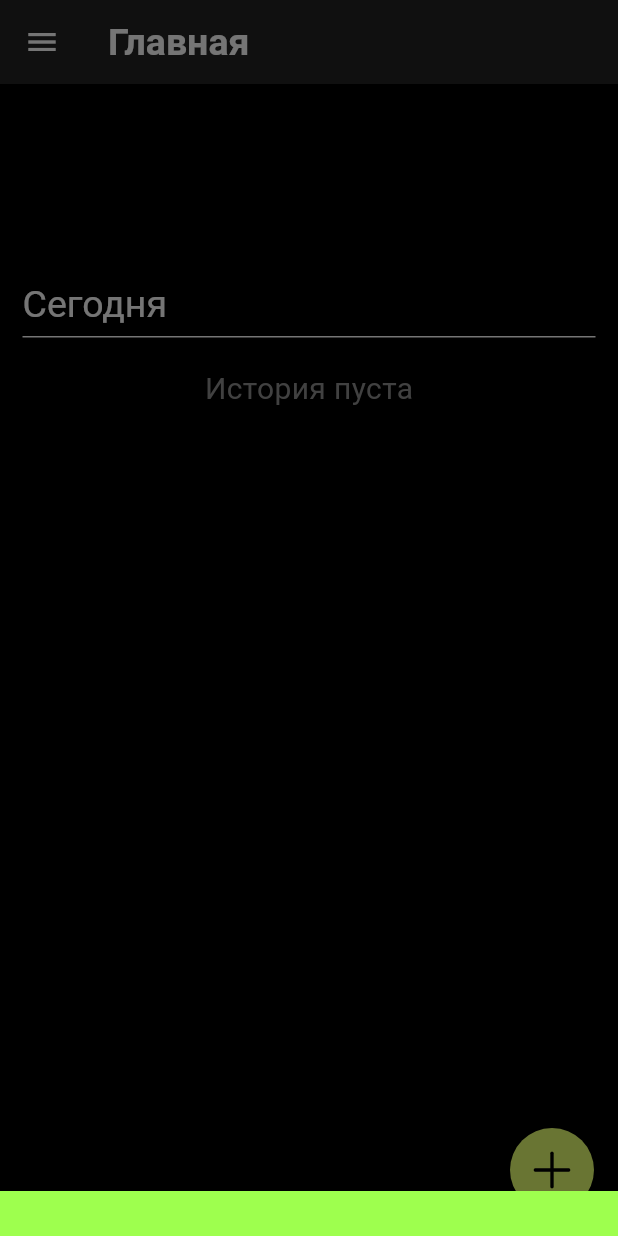
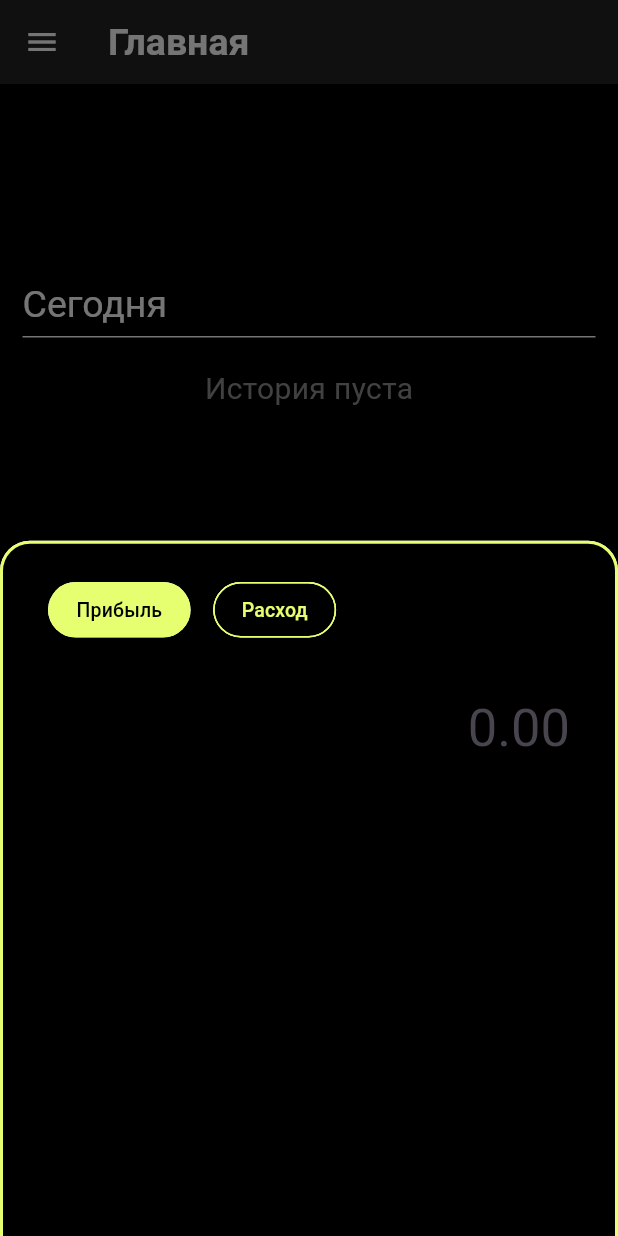
Before and after one commit to sadovnic13/bigi_2.0, a Flutter app: the screen it shows after launch, after a tap on an icon or button, on a phone screen of 412 x 824 dp. Run offline on Flutter 3.47's test engine with Material 3 defaults, Android fonts, the phone set to English and light mode, and no system bars; our stand-ins replace equatable, flutter_bloc, flutter_svg, supabase_flutter; accounts and stored records are empty; Roboto replaces fonts that are missing (Montserrat); project files that could hold a hidden picture were left out.

Commit message:
rebuild screen transitions and addition of the bottomSheet has begun

```diff
--- a/lib/features/bill_page/view/bill_page_screen.dart
+++ b/lib/features/bill_page/view/bill_page_screen.dart
@@ -46,7 +46,7 @@ class _BillPageScreenState extends State<BillPageScreen> {
       floatingActionButton: BlocBuilder<BillpageBloc, BillpageState>(
         bloc: _billpageBloc,
         builder: (context, state) {
-          return state is BillpageLoaded ? AddButton() : SizedBox();
+          return state is BillpageLoaded ? const AddButton() : const SizedBox();
         },
       ),
       body: BlocBuilder<BillpageBloc, BillpageState>(
--- a/lib/features/history_page/view/history_page_screen.dart
+++ b/lib/features/history_page/view/history_page_screen.dart
@@ -70,7 +70,7 @@ class _HistoryPageScreenState extends State<HistoryPageScreen> {
                         scrollDirection: Axis.horizontal,
                         children: state.billsList.map((MoneyBill item) {
                           return Padding(
-                            padding: const EdgeInsets.symmetric(horizontal: 5),
+                            padding: const EdgeInsets.symmetric(horizontal: 7.5),
                             child: BillChip(
                               selectedItems: selectedItems,
                               item: item,
--- a/lib/features/history_page/widgets/bill_chip.dart
+++ b/lib/features/history_page/widgets/bill_chip.dart
@@ -1,3 +1,4 @@
+// ignore_for_file: public_member_api_docs, sort_constructors_first
 import 'package:flutter/material.dart';
 
 import '../../../design/design.dart';
@@ -9,11 +10,11 @@ class BillChip extends StatefulWidget {
   final MoneyBill item;
   final FilterBloc filterBloc;
   const BillChip({
-    super.key,
+    Key? key,
     required this.selectedItems,
     required this.item,
     required this.filterBloc,
-  });
+  }) : super(key: key);
 
   @override
   State<BillChip> createState() => _BillChipState();
--- a/lib/features/home_page/bloc/homepage_block.dart
+++ b/lib/features/home_page/bloc/homepage_block.dart
@@ -1,7 +1,7 @@
-import 'package:bigi/repositories/models/models.dart';
 import 'package:equatable/equatable.dart';
 import 'package:flutter_bloc/flutter_bloc.dart';
 
+import '../../../repositories/models/models.dart';
 import '../../../repositories/requests/requests.dart';
 
 part 'homepage_event.dart';
--- a/lib/features/home_page/view/homepage_screen.dart
+++ b/lib/features/home_page/view/homepage_screen.dart
@@ -36,7 +36,7 @@ class _HomePageScreenState extends State<HomePageScreen> {
       floatingActionButton: BlocBuilder<HomepageBloc, HomepageState>(
         bloc: _homepageBloc,
         builder: (context, state) {
-          return state is HomepageLoaded ? AddButton() : SizedBox();
+          return state is HomepageLoaded ? const AddButton() : const SizedBox();
         },
       ),
       body: BlocBuilder<HomepageBloc, HomepageState>(
--- a/lib/features/widgets_common/bottom_sheet/addition_button.dart
+++ b/lib/features/widgets_common/bottom_sheet/addition_button.dart
@@ -15,9 +15,12 @@ class AddButton extends StatelessWidget {
       backgroundColor: floatingColor,
       onPressed: () {
         showModalBottomSheet(
+            shape: const RoundedRectangleBorder(
+              borderRadius: BorderRadius.vertical(top: Radius.circular(20)),
+            ),
             context: context,
             builder: (context) {
-              return AdditionForm();
+              return const AdditionForm();
             });
       },
       child: SizedBox(
--- a/lib/features/widgets_common/bottom_sheet/addition_form.dart
+++ b/lib/features/widgets_common/bottom_sheet/addition_form.dart
@@ -1,4 +1,6 @@
+import 'package:bigi/features/widgets_common/bottom_sheet/bottom_sheet.dart';
 import 'package:flutter/material.dart';
+import 'package:flutter/services.dart';
 
 import '../../../design/design.dart';
 
@@ -10,11 +12,74 @@ class AdditionForm extends StatefulWidget {
 }
 
 class _AdditionFormState extends State<AdditionForm> {
+  bool selectedChoice = true;
   @override
   Widget build(BuildContext context) {
+    final theme = Theme.of(context);
     return Container(
-      height: 30,
-      color: successColor,
+      decoration: const BoxDecoration(
+        color: backgroundColor,
+        borderRadius: BorderRadius.vertical(top: Radius.circular(20)),
+        border: Border(
+          left: BorderSide(color: floatingColor, width: 2),
+          top: BorderSide(color: floatingColor, width: 2),
+          right: BorderSide(color: floatingColor, width: 2),
+        ),
+      ),
+      padding: const EdgeInsets.symmetric(horizontal: 30, vertical: 20),
+      child: Column(
+        children: [
+          Row(
+            children: [
+              ProfitChip(
+                selectedChoice: selectedChoice,
+                label: "Прибыль",
+                onSelected: (selected) {
+                  setState(() {
+                    selectedChoice = true;
+                  });
+                },
+              ),
+              const SizedBox(
+                width: 15,
+              ),
+              ProfitChip(
+                selectedChoice: !selectedChoice,
+                label: "Расход",
+                onSelected: (selected) {
+                  setState(() {
+                    selectedChoice = false;
+                  });
+                },
+              ),
+            ],
+          ),
+          const SizedBox(
+            height: 25,
+          ),
+          TextFormField(
+            cursorColor: successColor,
+            style: theme.textTheme.titleLarge!.copyWith(color: successColor),
+            keyboardType: const TextInputType.numberWithOptions(decimal: true),
+            inputFormatters: [
+              FilteringTextInputFormatter.allow(RegExp(r'^\d+\.?\d{0,2}')),
+            ],
+            textAlign: TextAlign.right,
+            decoration: const InputDecoration(
+              // fillColor: Colors.white,
+              hintText: "0.00",
+              enabledBorder: UnderlineInputBorder(borderSide: BorderSide(color: Colors.transparent)),
+              focusedBorder: UnderlineInputBorder(borderSide: BorderSide(color: Colors.transparent)),
+            ),
+            validator: (String? value) {
+              if (value == null || value.isEmpty) {
+                return "Введите значение";
+              }
+              return null;
+            },
+          ),
+        ],
+      ),
     );
   }
 }
--- a/lib/features/widgets_common/bottom_sheet/bottom_sheet.dart
+++ b/lib/features/widgets_common/bottom_sheet/bottom_sheet.dart
@@ -1,2 +1,3 @@
 export 'addition_button.dart';
 export 'addition_form.dart';
+export 'profit_chip.dart';
--- /dev/null
+++ b/lib/features/widgets_common/bottom_sheet/profit_chip.dart
@@ -0,0 +1,44 @@
+// ignore_for_file: public_member_api_docs, sort_constructors_first
+import 'package:flutter/material.dart';
+
+import '../../../design/design.dart';
+
+class ProfitChip extends StatefulWidget {
+  final bool selectedChoice;
+  final Function(bool) onSelected;
+  final String label;
+  const ProfitChip({
+    Key? key,
+    required this.selectedChoice,
+    required this.label,
+    required this.onSelected,
+  }) : super(key: key);
+
+  @override
+  State<ProfitChip> createState() => _ProfitChipState();
+}
+
+class _ProfitChipState extends State<ProfitChip> {
+  @override
+  Widget build(BuildContext context) {
+    return ChoiceChip(
+      labelPadding: const EdgeInsets.symmetric(horizontal: 10),
+      labelStyle: TextStyle(
+        fontSize: 13,
+        color: widget.selectedChoice ? backgroundColor : floatingColor,
+      ),
+      backgroundColor: backgroundColor,
+      selectedColor: floatingColor,
+      shape: RoundedRectangleBorder(
+        borderRadius: BorderRadius.circular(20),
+        side: BorderSide(
+          color: widget.selectedChoice ? Colors.transparent : floatingColor,
+        ),
+      ),
+      showCheckmark: false,
+      label: Text(widget.label),
+      selected: widget.selectedChoice,
+      onSelected: widget.onSelected,
+    );
+  }
+}
```
Also changed, not shown: 1 other file.
